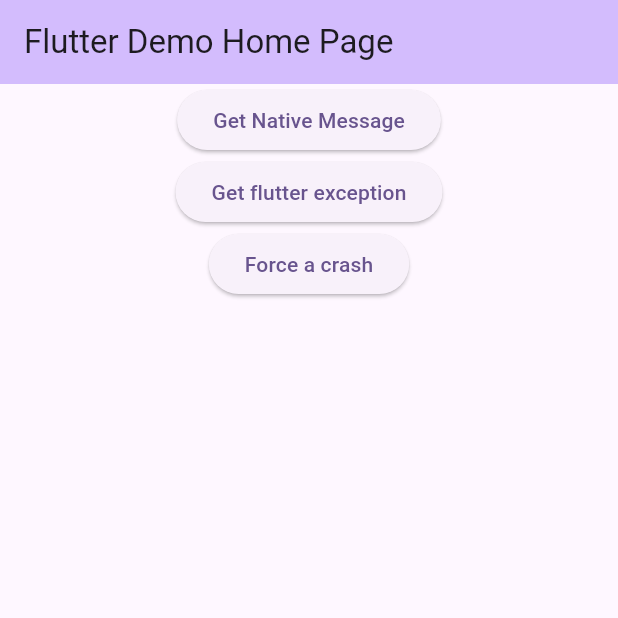
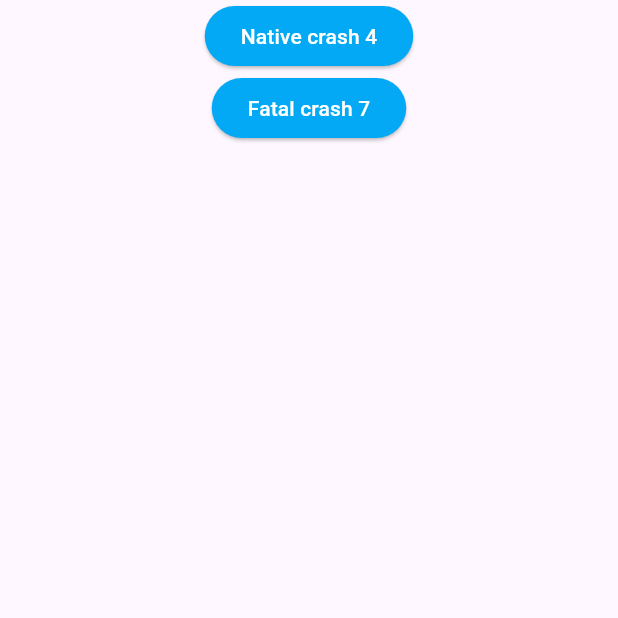
Before and after one commit to mutant0113/deobfuscate, a Flutter app: the screen it shows after launch, on a phone screen of 412 x 824 dp, the top half of it. Run offline on Flutter 3.47's test engine with Material 3 defaults, Android fonts, the phone set to English and light mode, and no system bars; our stand-ins replace firebase_core, firebase_crashlytics; accounts and stored records are empty.

Commit message:
Code from Firebase team

```diff
--- a/lib/main.dart
+++ b/lib/main.dart
@@ -3,33 +3,31 @@
 import 'package:flutter/material.dart';
 import 'package:flutter/services.dart';
 
-Future<void> main() async {
+void main() async {
   WidgetsFlutterBinding.ensureInitialized();
   await Firebase.initializeApp();
-  runApp(const MyApp());
+  // Pass all uncaught "fatal" errors from the framework to Crashlytics
+  // FlutterError.onError = FirebaseCrashlytics.instance.recordFlutterFatalError;
+  runApp(
+    const MaterialApp(
+      home: MyApp(),
+    ),
+  );
 }
 
 class MyApp extends StatelessWidget {
   const MyApp({super.key});
 
-  // This widget is the root of your application.
   @override
   Widget build(BuildContext context) {
-    return MaterialApp(
-      title: 'Flutter Demo',
-      theme: ThemeData(
-        colorScheme: ColorScheme.fromSeed(seedColor: Colors.deepPurple),
-        useMaterial3: true,
-      ),
-      home: const MyHomePage(title: 'Flutter Demo Home Page'),
+    return const MaterialApp(
+      home: MyHomePage(),
     );
   }
 }
 
 class MyHomePage extends StatefulWidget {
-  const MyHomePage({super.key, required this.title});
-
-  final String title;
+  const MyHomePage({super.key});
 
   @override
   State<MyHomePage> createState() => _MyHomePageState();
@@ -39,19 +37,16 @@
   static const platform = MethodChannel('com.example.deobfuscate/channel');
 
   @override
-  Widget build(BuildContext context) =>
-      Scaffold(
-        appBar: AppBar(
-          backgroundColor: Theme
-              .of(context)
-              .colorScheme
-              .inversePrimary,
-          title: Text(widget.title),
+  Widget build(BuildContext context) {
+    return Scaffold(
+      body: Center(
+        child: Column(
+          children: [
+            ElevatedButton(
+              style: ElevatedButton.styleFrom(
+                foregroundColor: Colors.white,
+                backgroundColor: Colors.lightBlue, // foreground
               ),
-        body: Column(
-          children: [
-            Center(
-              child: ElevatedButton(
               onPressed: () async {
                 try {
                   final result = await platform.invokeMethod('getNativeMessage');
@@ -61,29 +56,25 @@
                   FirebaseCrashlytics.instance.recordError(exception, stacktrace);
                 }
               },
-                child: const Text('Get Native Message'),
+              child: const Text('Native crash 4'),
             ),
+            ElevatedButton(
+              style: ElevatedButton.styleFrom(
+                foregroundColor: Colors.white,
+                backgroundColor: Colors.lightBlue, // foreground
               ),
-            Center(
-              child: ElevatedButton(
               onPressed: () {
                 try {
-                    throw Exception('This is a flutter exception');
-                  } catch (exception, stackTrace) {
-                    print('Failed to get flutter exception: $exception, $stackTrace');
-                    FirebaseCrashlytics.instance.recordError(exception, stackTrace);
+                  throw Exception('Fatal Crash 7');
+                } catch (exception, stacktrace) {
+                  FirebaseCrashlytics.instance.recordError(exception, stacktrace);
                 }
               },
-                child: const Text('Get flutter exception'),
-              ),
-            ),
-            Center(
-              child: ElevatedButton(
-                onPressed: () => FirebaseCrashlytics.instance.crash(),
-                child: const Text('Force a crash'),
-              ),
+              child: const Text('Fatal crash 7'),
             ),
           ],
         ),
+      ),
     );
   }
+}
--- /dev/null
+++ b/package.json
@@ -0,0 +1,5 @@
+{
+  "dependencies": {
+    "punycode": "^2.3.1"
+  }
+}
--- a/pubspec.yaml
+++ b/pubspec.yaml
@@ -16,7 +16,7 @@
 # https://developer.apple.com/library/archive/documentation/General/Reference/InfoPlistKeyReference/Articles/CoreFoundationKeys.html
 # In Windows, build-name is used as the major, minor, and patch parts
 # of the product and file versions while build-number is used as the build suffix.
-version: 1.0.3+3
+version: 1.0.12+12
 
 environment:
   sdk: '>=3.4.3 <4.0.0'
```
Also changed, not shown: package-lock.json (added), 3 other files. Lines whose indentation alone changed are shown as unchanged.
